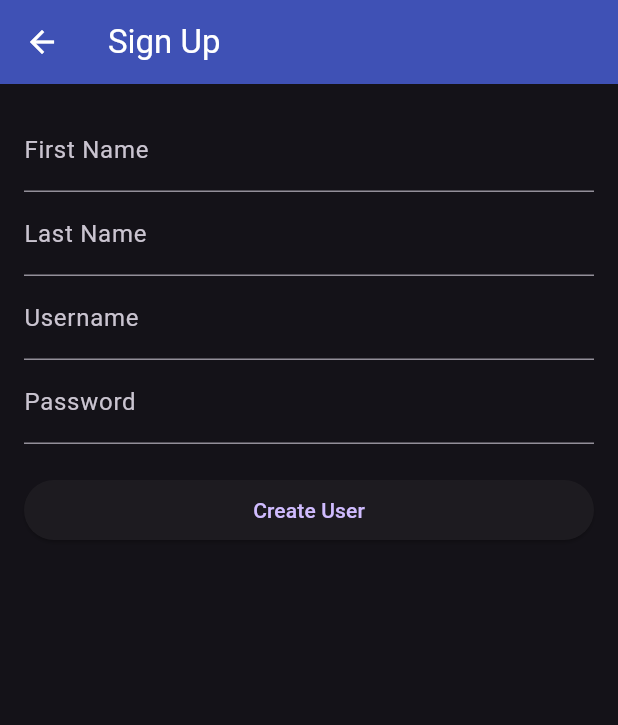
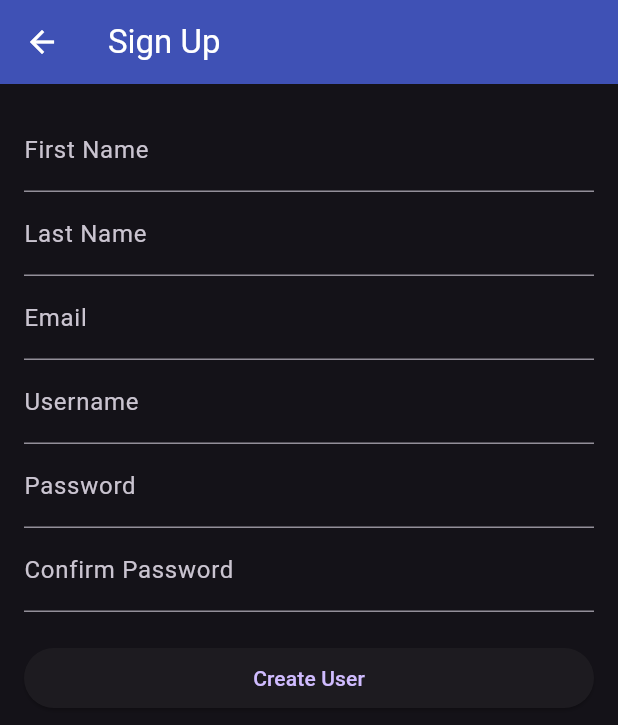
Before and after one commit to Kristenz24/project001, a Flutter app: the SignUpPage screen opened directly, after a tap on "Create User", on a phone screen of 412 x 824 dp. Shown: the top 725 px of the screen. Run offline on Flutter 3.47's test engine with Material 3 defaults, Android fonts, the phone set to English and light mode, and no system bars; network calls fail.

```diff
--- a/lib/signup_KRM.dart
+++ b/lib/signup_KRM.dart
@@ -10,10 +10,12 @@ class SignUpPage extends StatefulWidget {
 class _SignUpPageState extends State<SignUpPage> {
   // Controllers for text fields
 
-  final TextEditingController _lastNameController = TextEditingController();
-  final TextEditingController _firstNameController = TextEditingController();
-  final TextEditingController _usernameController = TextEditingController();
-  final TextEditingController _passwordController = TextEditingController();
+  final TextEditingController _firstNameController        = TextEditingController();
+  final TextEditingController _lastNameController         = TextEditingController();
+  final TextEditingController _emailController            = TextEditingController();
+  final TextEditingController _usernameController            = TextEditingController();
+  final TextEditingController _passwordController         = TextEditingController();
+  final TextEditingController _confirmPasswordController  = TextEditingController();
 
   Future<void> _createUser() async {
 
@@ -21,10 +23,13 @@ class _SignUpPageState extends State<SignUpPage> {
     final url = Uri.parse("https://reqres.in/api/users");
 
     final Map<String, dynamic> requestData = {
-      "last_name": _lastNameController.text,
-      "first_name": _firstNameController.text,
-      "username": _usernameController.text,
-      "password": _passwordController.text,
+      "first_name"        : _firstNameController.text,
+      "last_name"         : _lastNameController.text,
+      "email"             : _emailController.text,
+      "username"             : _usernameController.text,
+      "password"          : _passwordController.text,
+      "confirm_password"  : _confirmPasswordController.text,
+
     };
 
     try {
@@ -63,6 +68,12 @@ class _SignUpPageState extends State<SignUpPage> {
               ),
             ),
             TextField(
+              controller: _emailController,
+              decoration: InputDecoration(
+                labelText: 'Email',
+              ),
+            ),
+            TextField(
               controller: _usernameController,
               decoration: InputDecoration(
                 labelText: 'Username',
@@ -72,6 +83,13 @@ class _SignUpPageState extends State<SignUpPage> {
               controller: _passwordController,
               decoration: InputDecoration(
                 labelText: 'Password',
+              ),
+              obscureText: true, // Hide the password input
+            ),
+            TextField(
+              controller: _confirmPasswordController,
+              decoration: InputDecoration(
+                labelText: 'Confirm Password',
               ),
               obscureText: true, // Hide the password input
             ),
```
